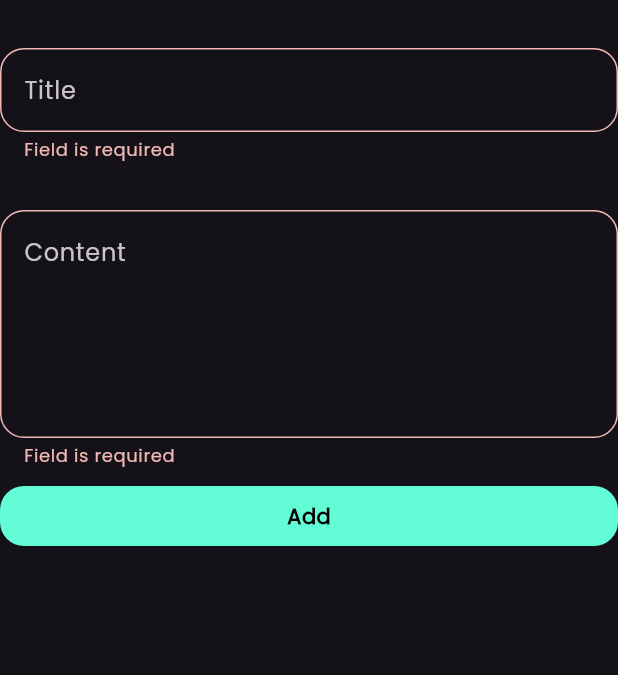
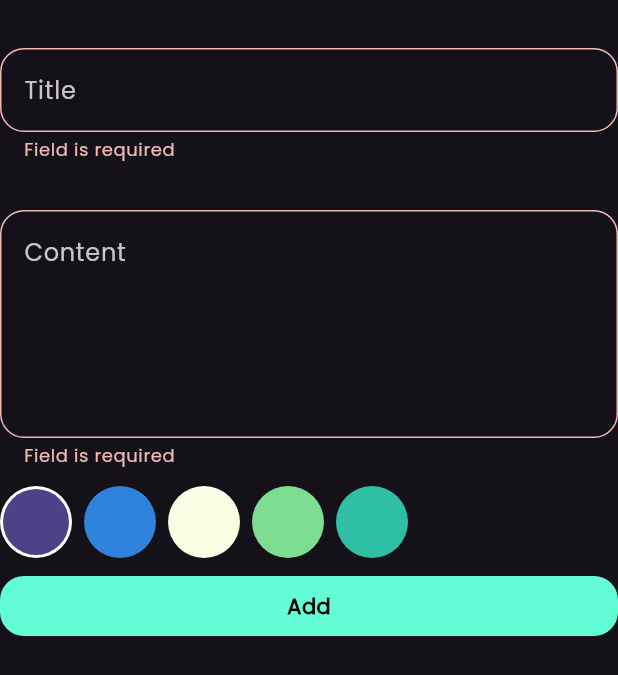
Before and after one commit to HushABF/basic_notes_app, a Flutter app: the AddNoteForm widget shown alone on an empty page, opened directly, after a tap on "Add", on a phone screen of 412 x 824 dp. Shown: the top 675 px of the screen. Run offline on Flutter 3.47's test engine with Material 3 defaults, Android fonts, the phone set to English and light mode, and no system bars; our stand-ins replace bloc, flutter_bloc, font_awesome_flutter, hive, hive_flutter; accounts and stored records are empty.

Commit message:
finished edit note functions and all app

```diff
--- a/lib/cubits/add_note_cubit/add_note_cubit.dart
+++ b/lib/cubits/add_note_cubit/add_note_cubit.dart
@@ -1,6 +1,6 @@
 import 'package:bloc/bloc.dart';
+import 'package:flutter/material.dart';
 import 'package:hive_flutter/adapters.dart';
-import 'package:meta/meta.dart';
 import 'package:notes_app/constants.dart';
 import 'package:notes_app/models/note_model.dart';
 
@@ -9,8 +9,10 @@ part 'add_note_state.dart';
 class AddNoteCubit extends Cubit<AddNoteState> {
   AddNoteCubit() : super(AddNoteInitial());
 
+  Color color = const Color(0xFF4E4187);
 
   addNote(NoteModel note) async {
+    note.color = color.toARGB32();
     emit(AddNoteLoading());
     try {
       var notesBox = Hive.box<NoteModel>(kNotesBox);
--- a/lib/models/note_model.dart
+++ b/lib/models/note_model.dart
@@ -10,7 +10,7 @@ class NoteModel extends HiveObject {
   @HiveField(2)
   final String date;
   @HiveField(3)
-  final int color;
+  int color;
 
   NoteModel({
     required this.title,
--- a/lib/widgets/add_note_form.dart
+++ b/lib/widgets/add_note_form.dart
@@ -3,6 +3,7 @@ import 'package:flutter_bloc/flutter_bloc.dart';
 import 'package:intl/intl.dart';
 import 'package:notes_app/cubits/add_note_cubit/add_note_cubit.dart';
 import 'package:notes_app/models/note_model.dart';
+import 'package:notes_app/widgets/colors_list_view.dart';
 import 'package:notes_app/widgets/custom_button.dart';
 import 'package:notes_app/widgets/custom_text_field.dart';
 
@@ -25,6 +26,7 @@ class _AddNoteFormState extends State<AddNoteForm> {
       key: formKey,
       autovalidateMode: autovalidateMode,
       child: Column(
+        // crossAxisAlignment: CrossAxisAlignment.center,
         children: [
           const SizedBox(height: 32),
           CustomTextField(
@@ -42,6 +44,9 @@ class _AddNoteFormState extends State<AddNoteForm> {
             },
           ),
           const SizedBox(height: 12),
+          const ColorsListView(),
+
+          const SizedBox(height: 12),
           BlocBuilder<AddNoteCubit, AddNoteState>(
             builder: (context, state) {
               return CustomButton(
@@ -57,7 +62,9 @@ class _AddNoteFormState extends State<AddNoteForm> {
                       title: title!,
                       subTitle: subTitle!,
                       date: formattedCurrentDate,
-                      color: Colors.blue.toARGB32(),
+                      color: BlocProvider.of<AddNoteCubit>(
+                        context,
+                      ).color.toARGB32(),
                     );
                     BlocProvider.of<AddNoteCubit>(context).addNote(noteModel);
                   } else {
--- /dev/null
+++ b/lib/widgets/colors_list_view.dart
@@ -0,0 +1,64 @@
+import 'package:flutter/material.dart';
+import 'package:flutter_bloc/flutter_bloc.dart';
+import 'package:notes_app/cubits/add_note_cubit/add_note_cubit.dart';
+
+class ColorItem extends StatelessWidget {
+  const ColorItem({super.key, required this.isActive, required this.color});
+  final bool isActive;
+  final Color color;
+
+  @override
+  Widget build(BuildContext context) {
+    return Padding(
+      padding: const EdgeInsets.only(right: 8.0),
+      child: isActive
+          ? CircleAvatar(
+              radius: 24,
+              backgroundColor: Colors.white,
+              child: CircleAvatar(radius: 22, backgroundColor: color),
+            )
+          : CircleAvatar(radius: 24, backgroundColor: color),
+    );
+  }
+}
+
+class ColorsListView extends StatefulWidget {
+  const ColorsListView({super.key});
+
+  @override
+  State<ColorsListView> createState() => _ColorsListViewState();
+}
+
+class _ColorsListViewState extends State<ColorsListView> {
+  int currentIndex = 0;
+  List<Color> colors = [
+    const Color(0xFF4E4187),
+    const Color(0xFF3083DC),
+    const Color(0xFFF8FFE5),
+    const Color(0xFF7DDE92),
+    const Color(0xFF2EBFA5),
+  ];
+  @override
+  Widget build(BuildContext context) {
+    return SizedBox(
+      height: 24 * 2,
+      child: ListView.builder(
+        scrollDirection: Axis.horizontal,
+        itemCount: 5,
+        itemBuilder: (context, index) {
+          return GestureDetector(
+            onTap: () {
+              currentIndex = index;
+              BlocProvider.of<AddNoteCubit>(context).color = colors[index];
+              setState(() {});
+            },
+            child: ColorItem(
+              isActive: currentIndex == index,
+              color: colors[index],
+            ),
+          );
+        },
+      ),
+    );
+  }
+}
```
Also changed, not shown: lib/constants.dart (+7 -0 lines), lib/widgets/edit_note_colors_list.dart (added, +46 -0 lines), lib/widgets/edit_view_body.dart (+7 -0 lines).
